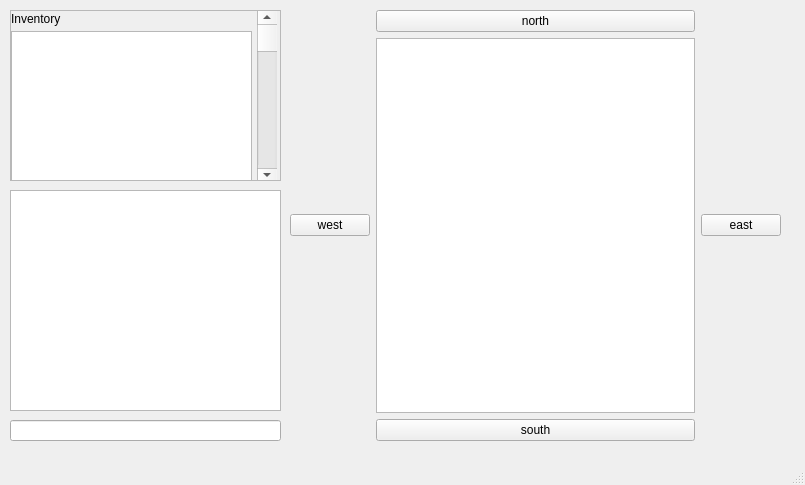
Before: the Qt Designer form Zork/mainwindow.ui in slkeady/CS4076_Project, drawn with Qt 5.
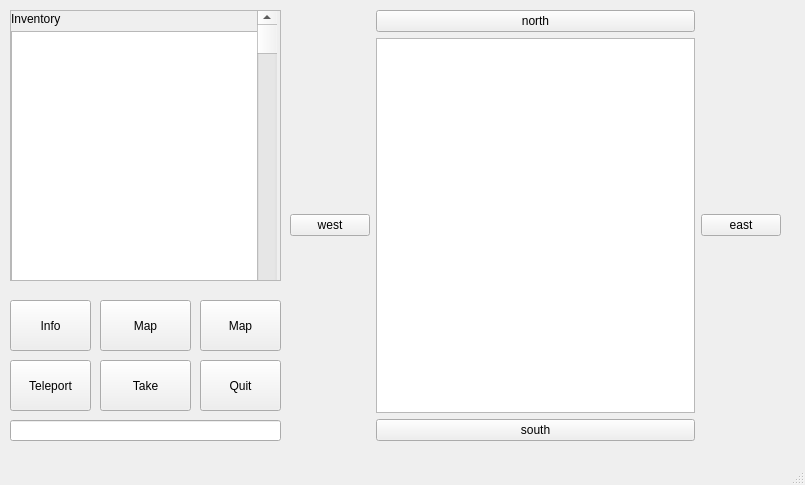
After: the same form once the commit is applied.

```diff
--- a/Zork/mainwindow.ui
+++ b/Zork/mainwindow.ui
@@ -53,7 +53,11 @@
       </widget>
      </item>
      <item row="1" column="1">
-      <widget class="QGraphicsView" name="graphicsView"/>
+      <widget class="QTextEdit" name="textEdit">
+       <property name="readOnly">
+        <bool>true</bool>
+       </property>
+      </widget>
      </item>
     </layout>
    </widget>
@@ -63,7 +67,7 @@
       <x>10</x>
       <y>10</y>
       <width>271</width>
-      <height>171</height>
+      <height>271</height>
      </rect>
     </property>
     <property name="widgetResizable">
@@ -75,7 +79,7 @@
        <x>0</x>
        <y>0</y>
        <width>269</width>
-       <height>169</height>
+       <height>269</height>
       </rect>
      </property>
      <widget class="QScrollBar" name="verticalScrollBar">
@@ -84,7 +88,7 @@
         <x>246</x>
         <y>0</y>
         <width>20</width>
-        <height>171</height>
+        <height>341</height>
        </rect>
       </property>
       <property name="orientation">
@@ -96,8 +100,8 @@
        <rect>
         <x>0</x>
         <y>20</y>
-        <width>241</width>
-        <height>151</height>
+        <width>251</width>
+        <height>321</height>
        </rect>
       </property>
      </widget>
@@ -114,21 +118,11 @@
        <string>Inventory</string>
       </property>
      </widget>
+     <zorder>tableWidget</zorder>
+     <zorder>label</zorder>
+     <zorder>verticalScrollBar</zorder>
     </widget>
    </widget>
-   <widget class="QPlainTextEdit" name="plainTextEdit">
-    <property name="geometry">
-     <rect>
-      <x>10</x>
-      <y>190</y>
-      <width>271</width>
-      <height>221</height>
-     </rect>
-    </property>
-    <property name="readOnly">
-     <bool>true</bool>
-    </property>
-   </widget>
    <widget class="QLineEdit" name="lineEdit">
     <property name="geometry">
      <rect>
@@ -139,6 +133,84 @@
      </rect>
     </property>
    </widget>
+   <widget class="QPushButton" name="teleportButton">
+    <property name="geometry">
+     <rect>
+      <x>10</x>
+      <y>360</y>
+      <width>81</width>
+      <height>51</height>
+     </rect>
+    </property>
+    <property name="text">
+     <string>Teleport</string>
+    </property>
+   </widget>
+   <widget class="QPushButton" name="quitButton">
+    <property name="geometry">
+     <rect>
+      <x>200</x>
+      <y>360</y>
+      <width>81</width>
+      <height>51</height>
+     </rect>
+    </property>
+    <property name="text">
+     <string>Quit</string>
+    </property>
+   </widget>
+   <widget class="QPushButton" name="takeButton">
+    <property name="geometry">
+     <rect>
+      <x>100</x>
+      <y>360</y>
+      <width>91</width>
+      <height>51</height>
+     </rect>
+    </property>
+    <property name="text">
+     <string>Take</string>
+    </property>
+   </widget>
+   <widget class="QPushButton" name="quitButton_2">
+    <property name="geometry">
+     <rect>
+      <x>200</x>
+      <y>300</y>
+      <width>81</width>
+      <height>51</height>
+     </rect>
+    </property>
+    <property name="text">
+     <string>Map</string>
+    </property>
+   </widget>
+   <widget class="QPushButton" name="infoButton">
+    <property name="geometry">
+     <rect>
+      <x>10</x>
+      <y>300</y>
+      <width>81</width>
+      <height>51</height>
+     </rect>
+    </property>
+    <property name="text">
+     <string>Info</string>
+    </property>
+   </widget>
+   <widget class="QPushButton" name="takeButton_2">
+    <property name="geometry">
+     <rect>
+      <x>100</x>
+      <y>300</y>
+      <width>91</width>
+      <height>51</height>
+     </rect>
+    </property>
+    <property name="text">
+     <string>Map</string>
+    </property>
+   </widget>
   </widget>
   <widget class="QMenuBar" name="menubar">
    <property name="geometry">
```
